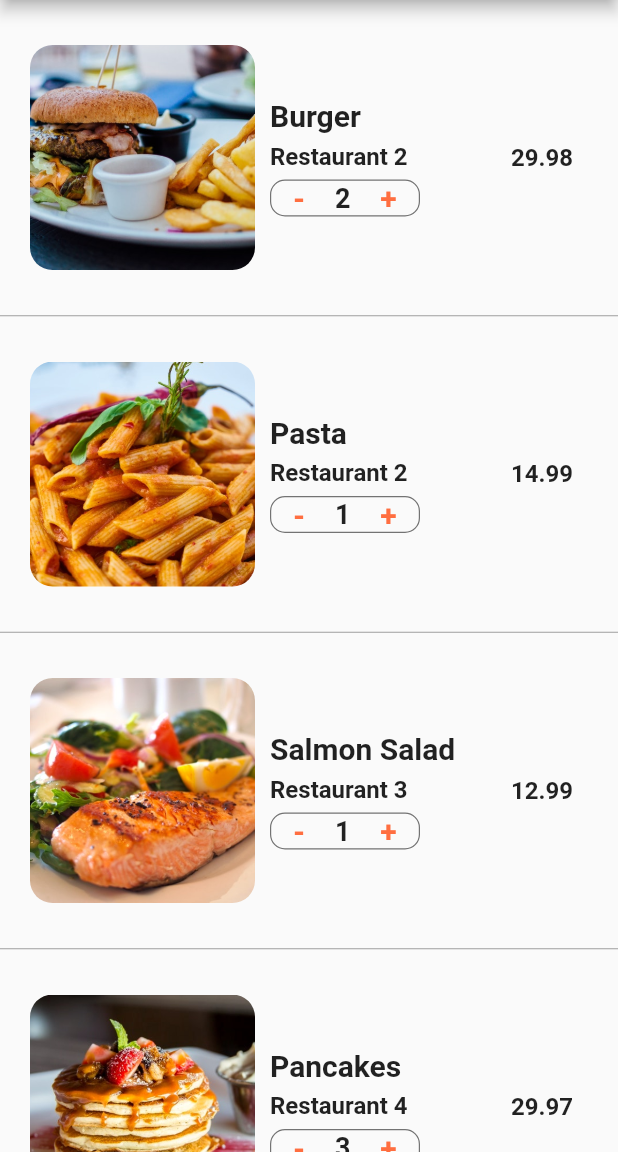
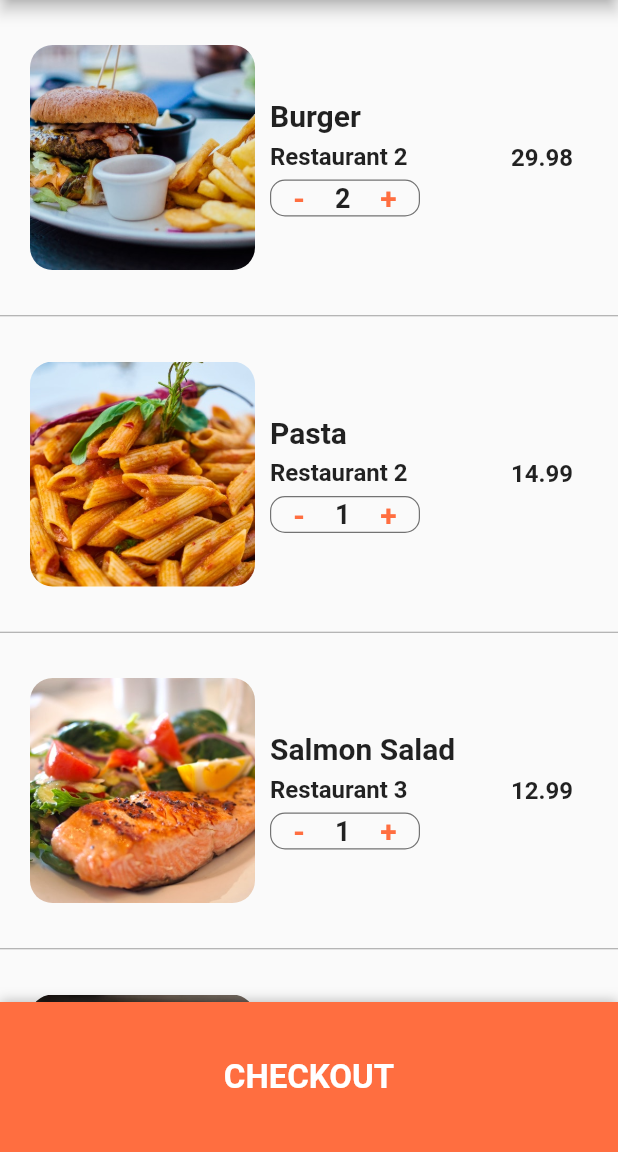
Before and after one commit to dulajkavinda/food-delivery, a Flutter app: the CartScreen screen opened directly, on a phone screen of 412 x 824 dp, the part 84-1236 px from its top. Run offline on Flutter 3.47's test engine with Material 2 defaults, Android fonts, the phone set to English and light mode, and no system bars.

Commit message:
checkout button

```diff
--- a/lib/screens/cart_screen.dart
+++ b/lib/screens/cart_screen.dart
@@ -10,6 +10,9 @@ class CartScreen extends StatefulWidget {
 class _CartScreenState extends State<CartScreen> {
   @override
   Widget build(BuildContext context) {
+    double totalPrice = 0;
+    currentUser.cart.forEach(
+        (Order order) => totalPrice += order.quantity * order.food.price);
     return Scaffold(
       appBar: AppBar(
         centerTitle: true,
@@ -20,8 +23,59 @@ class _CartScreenState extends State<CartScreen> {
       ),
       body: ListView.separated(
           itemBuilder: (context, index) {
-            Order order = currentUser.cart[index];
-            return _buildCartItem(order);
+            if (index < currentUser.cart.length) {
+              Order order = currentUser.cart[index];
+              return _buildCartItem(order);
+            }
+            return Padding(
+              padding: const EdgeInsets.all(20.0),
+              child: Column(
+                children: [
+                  Row(
+                    mainAxisAlignment: MainAxisAlignment.spaceBetween,
+                    children: [
+                      Text(
+                        'Estimated Delivery Time:',
+                        style: TextStyle(
+                            fontSize: 20.0, fontWeight: FontWeight.w600),
+                      ),
+                      Text(
+                        '25 min',
+                        style: TextStyle(
+                          fontSize: 20.0,
+                          fontWeight: FontWeight.w600,
+                        ),
+                      ),
+                    ],
+                  ),
+                  SizedBox(
+                    height: 10.0,
+                  ),
+                  Row(
+                    mainAxisAlignment: MainAxisAlignment.spaceBetween,
+                    children: [
+                      Text(
+                        'Total Cost:',
+                        style: TextStyle(
+                          fontSize: 20.0,
+                          fontWeight: FontWeight.w600,
+                        ),
+                      ),
+                      Text(
+                        '\$${totalPrice.toStringAsFixed(2)}',
+                        style: TextStyle(
+                            fontSize: 20.0,
+                            fontWeight: FontWeight.w600,
+                            color: Colors.green[700]),
+                      ),
+                    ],
+                  ),
+                  SizedBox(
+                    height: 100.0,
+                  )
+                ],
+              ),
+            );
           },
           separatorBuilder: (context, index) {
             return Divider(
@@ -29,7 +83,28 @@ class _CartScreenState extends State<CartScreen> {
               color: Colors.grey,
             );
           },
-          itemCount: currentUser.cart.length),
+          itemCount: currentUser.cart.length + 1),
+      bottomSheet: Container(
+        height: 100.0,
+        decoration: BoxDecoration(
+            color: Theme.of(context).primaryColor,
+            boxShadow: [
+              BoxShadow(
+                  color: Colors.black26, offset: Offset(0, -1), blurRadius: 6.0)
+            ]),
+        child: Center(
+          child: FlatButton(
+            child: Text(
+              'CHECKOUT',
+              style: TextStyle(
+                  color: Colors.white,
+                  fontSize: 22.0,
+                  fontWeight: FontWeight.bold),
+            ),
+            onPressed: () {},
+          ),
+        ),
+      ),
     );
   }
 
@@ -115,7 +190,7 @@ class _CartScreenState extends State<CartScreen> {
                           ),
                         ],
                       ),
-                    )
+                    ),
                   ],
                 ),
               ),
```
